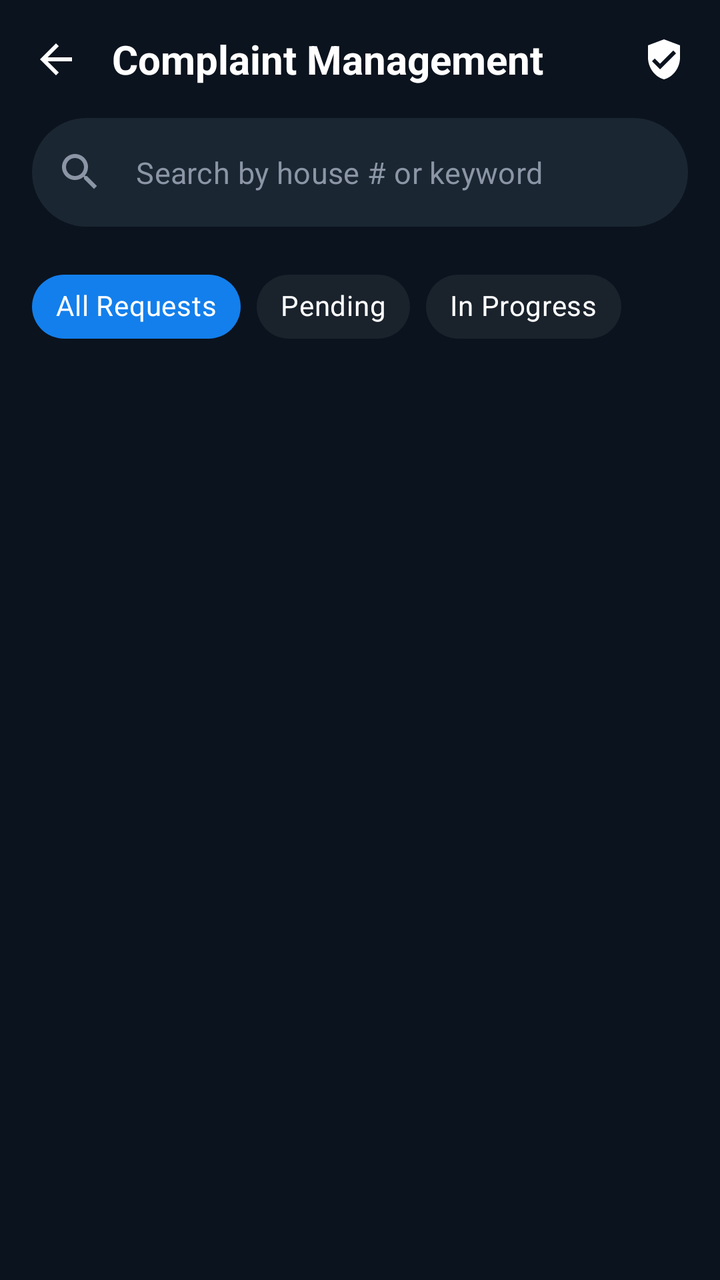
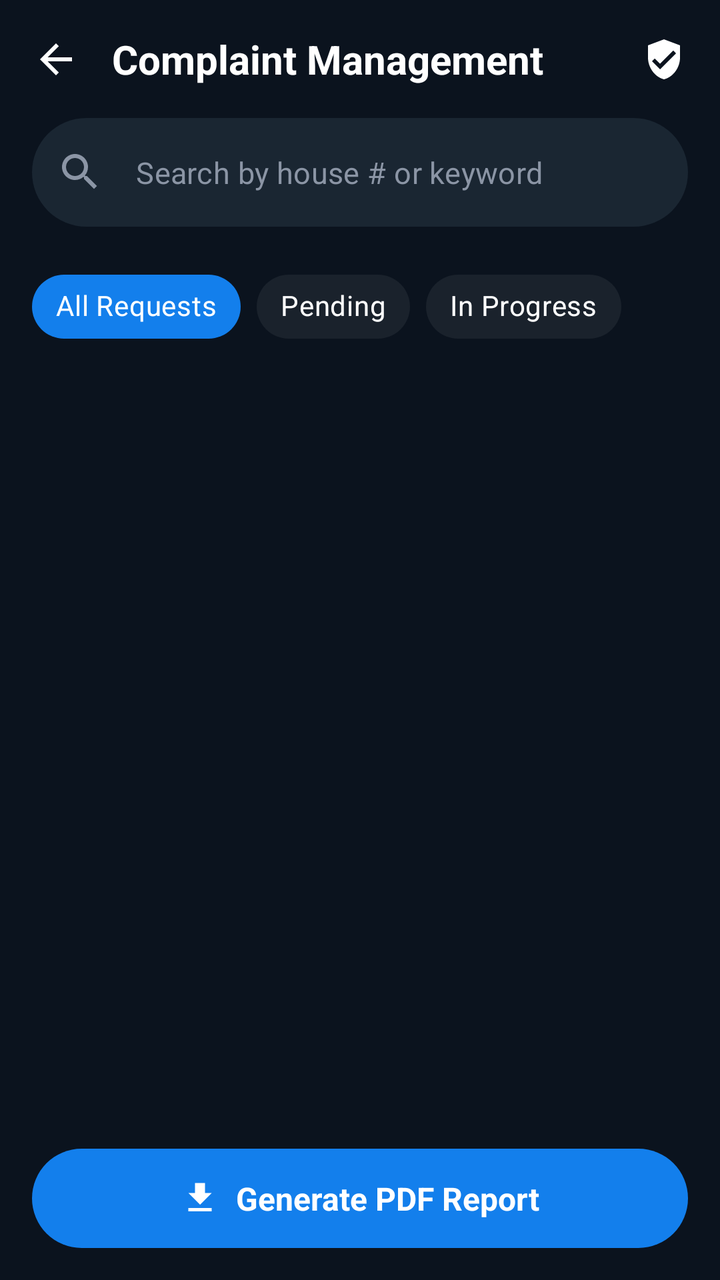

An Android layout rendered at two revisions. The XML below is the earlier revision; the diff shows what the commit changed to produce the second picture.
<!-- AndroidManifest.xml: application theme Theme.HouseVisitorManagementSystem -->
<!-- res/layout/activity_view_complaint.xml -->
<?xml version="1.0" encoding="utf-8"?>
<androidx.constraintlayout.widget.ConstraintLayout xmlns:android="http://schemas.android.com/apk/res/android"
    xmlns:app="http://schemas.android.com/apk/res-auto"
    xmlns:tools="http://schemas.android.com/tools"
    android:id="@+id/main"
    android:layout_width="match_parent"
    android:layout_height="match_parent"
    android:background="@color/night_blue">

    
    <androidx.constraintlayout.widget.ConstraintLayout
        android:id="@+id/headerLayout"
        android:layout_width="match_parent"
        android:layout_height="wrap_content"
        android:padding="16dp"
        app:layout_constraintTop_toTopOf="parent">

        <ImageView
            android:id="@+id/btnBack"
            android:layout_width="24dp"
            android:layout_height="24dp"
            android:src="@drawable/ic_arrow_back"
            app:layout_constraintBottom_toBottomOf="parent"
            app:layout_constraintStart_toStartOf="parent"
            app:layout_constraintTop_toTopOf="parent"
            app:tint="@color/white" />

        <TextView
            android:layout_width="wrap_content"
            android:layout_height="wrap_content"
            android:layout_marginStart="16dp"
            android:text="Complaint Management"
            android:textColor="@color/white"
            android:textSize="20sp"
            android:textStyle="bold"
            app:layout_constraintBottom_toBottomOf="parent"
            app:layout_constraintStart_toEndOf="@id/btnBack"
            app:layout_constraintTop_toTopOf="parent" />

        <ImageView
            android:id="@+id/btnFilter"
            android:layout_width="24dp"
            android:layout_height="24dp"
            android:src="@drawable/ic_filter_list"
            app:layout_constraintBottom_toBottomOf="parent"
            app:layout_constraintEnd_toEndOf="parent"
            app:layout_constraintTop_toTopOf="parent"
            app:tint="@color/white" />

    </androidx.constraintlayout.widget.ConstraintLayout>

    
    <com.google.android.material.textfield.TextInputLayout
        android:id="@+id/tilSearch"
        style="@style/Widget.MaterialComponents.TextInputLayout.OutlinedBox"
        android:layout_width="match_parent"
        android:layout_height="wrap_content"
        android:layout_marginHorizontal="16dp"
        app:boxBackgroundColor="#1A2632"
        app:boxCornerRadiusBottomEnd="28dp"
        app:boxCornerRadiusBottomStart="28dp"
        app:boxCornerRadiusTopEnd="28dp"
        app:boxCornerRadiusTopStart="28dp"
        app:boxStrokeWidth="0dp"
        app:boxStrokeWidthFocused="0dp"
        app:hintEnabled="false"
        app:layout_constraintTop_toBottomOf="@id/headerLayout"
        app:startIconDrawable="@drawable/ic_search"
        app:startIconTint="@color/text_grey">

        <com.google.android.material.textfield.TextInputEditText
            android:id="@+id/etSearch"
            android:layout_width="match_parent"
            android:layout_height="wrap_content"
            android:hint="Search by house # or keyword"
            android:textColor="@color/white"
            android:textColorHint="@color/text_grey"
            android:textSize="15sp" />
    </com.google.android.material.textfield.TextInputLayout>

    
    <HorizontalScrollView
        android:id="@+id/chipGroupFiltersScroll"
        android:layout_width="match_parent"
        android:layout_height="wrap_content"
        android:layout_marginTop="16dp"
        android:clipToPadding="false"
        android:paddingHorizontal="16dp"
        android:scrollbars="none"
        app:layout_constraintTop_toBottomOf="@id/tilSearch">

        <com.google.android.material.chip.ChipGroup
            android:id="@+id/chipGroupFilters"
            android:layout_width="wrap_content"
            android:layout_height="wrap_content"
            app:selectionRequired="true"
            app:singleSelection="true">

            <com.google.android.material.chip.Chip
                android:id="@+id/chipAll"
                style="@style/Widget.MaterialComponents.Chip.Choice"
                android:layout_width="wrap_content"
                android:layout_height="wrap_content"
                android:checked="true"
                android:text="All Requests"
                android:textColor="@color/white"
                app:chipBackgroundColor="@color/chip_bg_selector"
                app:chipCornerRadius="20dp"
                app:chipStrokeWidth="0dp" />

            <com.google.android.material.chip.Chip
                android:id="@+id/chipPending"
                style="@style/Widget.MaterialComponents.Chip.Choice"
                android:layout_width="wrap_content"
                android:layout_height="wrap_content"
                android:text="Pending"
                android:textColor="@color/white"
                app:chipBackgroundColor="@color/chip_bg_selector"
                app:chipCornerRadius="20dp"
                app:chipStrokeWidth="0dp" />

            <com.google.android.material.chip.Chip
                android:id="@+id/chipInProgress"
                style="@style/Widget.MaterialComponents.Chip.Choice"
                android:layout_width="wrap_content"
                android:layout_height="wrap_content"
                android:text="In Progress"
                android:textColor="@color/white"
                app:chipBackgroundColor="@color/chip_bg_selector"
                app:chipCornerRadius="20dp"
                app:chipStrokeWidth="0dp" />

        </com.google.android.material.chip.ChipGroup>
    </HorizontalScrollView>

    
    <androidx.recyclerview.widget.RecyclerView
        android:id="@+id/rvComplaints"
        android:layout_width="match_parent"
        android:layout_height="0dp"
        android:layout_marginTop="12dp"
        android:clipToPadding="false"
        android:paddingBottom="24dp"
        app:layoutManager="androidx.recyclerview.widget.LinearLayoutManager"
        app:layout_constraintBottom_toBottomOf="parent"
        app:layout_constraintTop_toBottomOf="@id/chipGroupFiltersScroll"
        tools:listitem="@layout/item_complaint" />

</androidx.constraintlayout.widget.ConstraintLayout>
<!-- res/layout/item_complaint.xml (included above) -->
<?xml version="1.0" encoding="utf-8"?>
<com.google.android.material.card.MaterialCardView xmlns:android="http://schemas.android.com/apk/res/android"
    xmlns:app="http://schemas.android.com/apk/res-auto"
    android:layout_width="match_parent"
    android:layout_height="wrap_content"
    android:layout_marginHorizontal="16dp"
    android:layout_marginVertical="8dp"
    app:cardBackgroundColor="@color/card_dark_bg"
    app:cardCornerRadius="24dp"
    app:cardElevation="0dp"
    app:strokeWidth="0dp"
    android:minHeight="220dp">

    <androidx.constraintlayout.widget.ConstraintLayout
        android:layout_width="match_parent"
        android:layout_height="wrap_content"
        android:padding="20dp">

        
        <FrameLayout
            android:id="@+id/iconContainer"
            android:layout_width="48dp"
            android:layout_height="48dp"
            app:layout_constraintStart_toStartOf="parent"
            app:layout_constraintTop_toTopOf="parent">

            <View
                android:id="@+id/iconBg"
                android:layout_width="match_parent"
                android:layout_height="match_parent"
                android:background="@drawable/circle_dark_bg" />

            <ImageView
                android:id="@+id/ivComplaintIcon"
                android:layout_width="24dp"
                android:layout_height="24dp"
                android:layout_gravity="center"
                android:src="@drawable/ic_water_drop" />
        </FrameLayout>

        
        <TextView
            android:id="@+id/tvTitle"
            android:layout_width="0dp"
            android:layout_height="wrap_content"
            android:layout_marginStart="16dp"
            android:text="Water Leakage in Kitchen"
            android:textColor="@color/white"
            android:textSize="18sp"
            android:textStyle="bold"
            app:layout_constraintEnd_toEndOf="parent"
            app:layout_constraintStart_toEndOf="@id/iconContainer"
            app:layout_constraintTop_toTopOf="parent" />

        <TextView
            android:id="@+id/tvMetaData"
            android:layout_width="wrap_content"
            android:layout_height="wrap_content"
            android:layout_marginTop="4dp"
            android:text="A-104  •  Oct 24, 10:30 AM"
            android:textColor="@color/text_grey"
            android:textSize="13sp"
            app:layout_constraintStart_toStartOf="@id/tvTitle"
            app:layout_constraintTop_toBottomOf="@id/tvTitle" />

        <TextView
            android:id="@+id/tvDescription"
            android:layout_width="0dp"
            android:layout_height="wrap_content"
            android:layout_marginTop="12dp"
            android:ellipsize="end"
            android:maxLines="4"
            android:text="The sink pipe is leaking heavily and causing water to pool on the floor nea..."
            android:textColor="@color/text_grey"
            android:textSize="14sp"
            app:layout_constraintEnd_toEndOf="parent"
            app:layout_constraintStart_toStartOf="parent"
            app:layout_constraintTop_toBottomOf="@id/iconContainer" />

        
        <View
            android:id="@+id/divider"
            android:layout_width="match_parent"
            android:layout_height="1dp"
            android:layout_marginTop="16dp"
            android:background="#1AFFFFFF"
            app:layout_constraintTop_toBottomOf="@id/tvDescription" />

        
        <LinearLayout
            android:id="@+id/statusBadge"
            android:layout_width="wrap_content"
            android:layout_height="wrap_content"
            android:layout_marginTop="16dp"
            android:background="@drawable/bg_status_in_progress"
            android:gravity="center"
            android:orientation="horizontal"
            android:paddingHorizontal="16dp"
            android:paddingVertical="8dp"
            app:layout_constraintEnd_toEndOf="parent"
            app:layout_constraintTop_toBottomOf="@id/divider">

            <TextView
                android:id="@+id/tvStatus"
                android:layout_width="wrap_content"
                android:layout_height="wrap_content"
                android:text="In Progress"
                android:textColor="@color/bright_azure_blue"
                android:textSize="14sp"
                android:textStyle="bold" />

            <ImageView
                android:id="@+id/ivStatusIcon"
                android:layout_width="16dp"
                android:layout_height="16dp"
                android:layout_marginStart="8dp"
                android:src="@android:drawable/arrow_down_float"
                app:tint="@color/bright_azure_blue" />
        </LinearLayout>

    </androidx.constraintlayout.widget.ConstraintLayout>

</com.google.android.material.card.MaterialCardView>
<!-- resources referenced by this layout -->
<resources>
  <color name="bright_azure_blue">#137fec</color>
  <color name="card_dark_bg">#1A222C</color>
  <color name="night_blue">#0B131E</color>
  <color name="text_grey">#8B95A5</color>
  <color name="white">#FFFFFF</color>
  <!-- drawable bg_status_in_progress (drawable) -->
  <?xml version="1.0" encoding="utf-8"?>
  <shape xmlns:android="http://schemas.android.com/apk/res/android">
      <solid android:color="#1A3498DB" /> 
      <corners android:radius="12dp" />
  </shape>
  <!-- drawable circle_dark_bg (drawable) -->
  <?xml version="1.0" encoding="utf-8"?>
  <shape xmlns:android="http://schemas.android.com/apk/res/android"
      android:shape="oval">
      <solid android:color="#1A2332" />
  </shape>
  <!-- drawable ic_arrow_back (drawable) -->
  <vector xmlns:android="http://schemas.android.com/apk/res/android"
      android:width="24dp"
      android:height="24dp"
      android:viewportWidth="24"
      android:viewportHeight="24">
      <path
          android:fillColor="#FFFFFF"
          android:pathData="M20,11H7.83l5.59,-5.59L12,4l-8,8 8,8 1.41,-1.41L7.83,13H20v-2z" />
  </vector>
  <!-- drawable ic_filter_list (drawable) -->
  <vector xmlns:android="http://schemas.android.com/apk/res/android"
      android:width="24dp"
      android:height="24dp"
      android:viewportWidth="24"
      android:viewportHeight="24">
      <path
          android:fillColor="#FFFFFF"
          android:pathData="M12,2L4,5v6.09c0,5.05 3.41,9.76 8,10.91c4.59,-1.15 8,-5.86 8,-10.91V5L12,2zM10,17l-4,-4l1.41,-1.41L10,14.17l6.59,-6.59L18,9L10,17z"/>
  </vector>
  <!-- drawable ic_search (drawable) -->
  <vector xmlns:android="http://schemas.android.com/apk/res/android"
      android:width="24dp"
      android:height="24dp"
      android:viewportWidth="24"
      android:viewportHeight="24"
      android:tint="@color/white">
    <path
        android:fillColor="@android:color/white"
        android:pathData="M15.5,14h-0.79l-0.28,-0.27C15.41,12.59 16,11.11 16,9.5 16,5.91 13.09,3 9.5,3S3,5.91 3,9.5 5.91,16 9.5,16c1.61,0 3.09,-0.59 4.23,-1.57l0.27,0.28v0.79l5,4.99L20.49,19l-4.99,-5zM9.5,14C7.01,14 5,11.99 5,9.5S7.01,5 9.5,5 14,7.01 14,9.5 11.99,14 9.5,14z"/>
  </vector>
  <!-- drawable ic_water_drop (drawable) -->
  <vector xmlns:android="http://schemas.android.com/apk/res/android"
      android:width="24dp"
      android:height="24dp"
      android:viewportWidth="24"
      android:viewportHeight="24">
      <path
          android:fillColor="#FFFFFF"
          android:pathData="M12,2c-5.33,4.55 -8,8.48 -8,11.8c0,4.98 3.8,8.2 8,8.2s8,-3.22 8,-8.2c0,-3.32 -2.67,-7.25 -8,-11.8zM12,20c-3.35,0 -6,-2.57 -6,-6.2c0,-2.34 1.95,-5.44 6,-9.14c4.05,3.7 6,6.79 6,9.14c0,3.63 -2.65,6.2 -6,6.2z"/>
  </vector>
  <style name="Theme.HouseVisitorManagementSystem" parent="Base.Theme.HouseVisitorManagementSystem" />
  <style name="Base.Theme.HouseVisitorManagementSystem" parent="Theme.Material3.DayNight.NoActionBar">
          
          
      </style>
</resources>

<!-- the commit's change to res/layout/activity_view_complaint.xml (unified diff, before → after) -->
@@ -48,6 +48,34 @@
             app:tint="@color/white" />
 
     </androidx.constraintlayout.widget.ConstraintLayout>
+
+    <LinearLayout
+        android:id="@+id/btnGenerateReport"
+        android:layout_width="match_parent"
+        android:layout_height="wrap_content"
+        android:layout_marginHorizontal="16dp"
+        android:layout_marginBottom="16dp"
+        android:background="@drawable/bg_generate_report"
+        android:gravity="center"
+        android:orientation="horizontal"
+        android:padding="14dp"
+        app:layout_constraintBottom_toBottomOf="parent">
+
+        <ImageView
+            android:layout_width="20dp"
+            android:layout_height="20dp"
+            android:layout_marginEnd="8dp"
+            android:src="@drawable/ic_download"
+            app:tint="@color/white" />
+
+        <TextView
+            android:layout_width="wrap_content"
+            android:layout_height="wrap_content"
+            android:text="Generate PDF Report"
+            android:textColor="@color/white"
+            android:textSize="16sp"
+            android:textStyle="bold" />
+    </LinearLayout>
 
     
     <com.google.android.material.textfield.TextInputLayout
@@ -139,10 +167,11 @@
         android:layout_width="match_parent"
         android:layout_height="0dp"
         android:layout_marginTop="12dp"
+        android:layout_marginBottom="8dp"
         android:clipToPadding="false"
         android:paddingBottom="24dp"
         app:layoutManager="androidx.recyclerview.widget.LinearLayoutManager"
-        app:layout_constraintBottom_toBottomOf="parent"
+        app:layout_constraintBottom_toTopOf="@id/btnGenerateReport"
         app:layout_constraintTop_toBottomOf="@id/chipGroupFiltersScroll"
         tools:listitem="@layout/item_complaint" />
 
<!-- resource entries referenced after the edit -->
@@ -5,6 +5,12 @@
   <color name="night_blue">#0B131E</color>
   <color name="text_grey">#8B95A5</color>
   <color name="white">#FFFFFF</color>
+  <!-- drawable bg_generate_report (drawable) -->
+  <?xml version="1.0" encoding="utf-8"?>
+  <shape xmlns:android="http://schemas.android.com/apk/res/android">
+      <solid android:color="@color/bright_azure_blue" />
+      <corners android:radius="100dp" />
+  </shape>
   <!-- drawable bg_status_in_progress (drawable) -->
   <?xml version="1.0" encoding="utf-8"?>
   <shape xmlns:android="http://schemas.android.com/apk/res/android">
@@ -26,6 +32,17 @@
       <path
           android:fillColor="#FFFFFF"
           android:pathData="M20,11H7.83l5.59,-5.59L12,4l-8,8 8,8 1.41,-1.41L7.83,13H20v-2z" />
+  </vector>
+  <!-- drawable ic_download (drawable) -->
+  <?xml version="1.0" encoding="utf-8"?>
+  <vector xmlns:android="http://schemas.android.com/apk/res/android"
+      android:width="24dp"
+      android:height="24dp"
+      android:viewportWidth="24"
+      android:viewportHeight="24">
+      <path
+          android:fillColor="#FFFFFFFF"
+          android:pathData="M19,9h-4V3H9v6H5l7,7L19,9zM5,18v2h14v-2H5z" />
   </vector>
   <!-- drawable ic_filter_list (drawable) -->
   <vector xmlns:android="http://schemas.android.com/apk/res/android"
